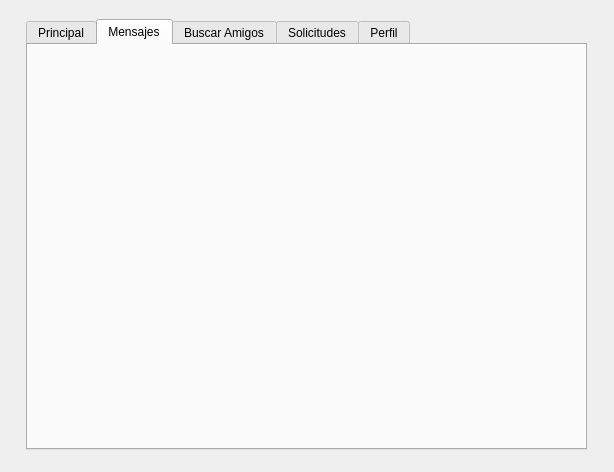
Old version of the form TF/Red_Social/interfas.ui in the repository PrenxLibert/Trabajo-Parcial-red-social-3-ciclo.
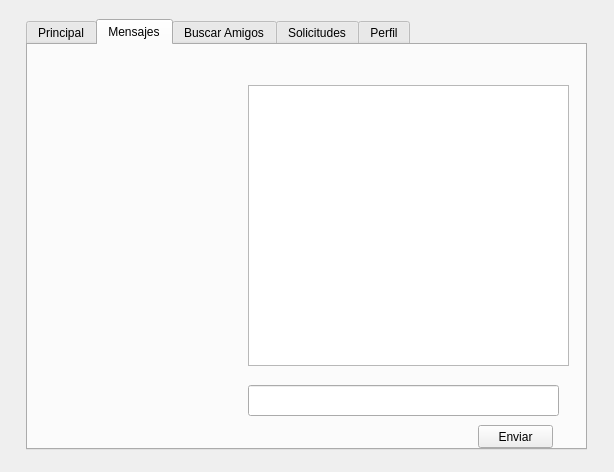
New version of the form. The open tabs and pages were chosen to show the change.

Diff of the .ui file:
```diff
--- a/TF/Red_Social/interfas.ui
+++ b/TF/Red_Social/interfas.ui
@@ -65,6 +65,39 @@
     <attribute name="title">
      <string>Mensajes</string>
     </attribute>
+    <widget class="QTextEdit" name="textEdit_2">
+     <property name="geometry">
+      <rect>
+       <x>220</x>
+       <y>40</y>
+       <width>321</width>
+       <height>281</height>
+      </rect>
+     </property>
+    </widget>
+    <widget class="QLineEdit" name="lineEdit_6">
+     <property name="geometry">
+      <rect>
+       <x>220</x>
+       <y>340</y>
+       <width>311</width>
+       <height>31</height>
+      </rect>
+     </property>
+    </widget>
+    <widget class="QPushButton" name="pushButton_2">
+     <property name="geometry">
+      <rect>
+       <x>450</x>
+       <y>380</y>
+       <width>75</width>
+       <height>23</height>
+      </rect>
+     </property>
+     <property name="text">
+      <string>Enviar</string>
+     </property>
+    </widget>
    </widget>
    <widget class="QWidget" name="tab_5">
     <attribute name="title">
```
Left out of the diff: 56 changed lines with no effect on the pictures.
